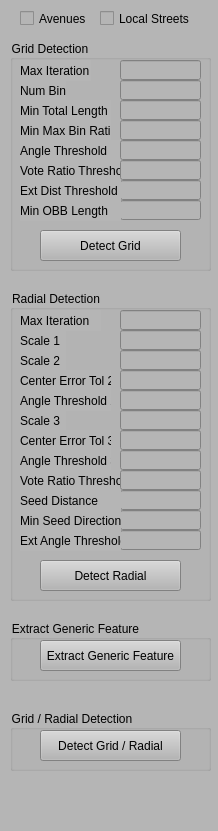
Before: the Qt Designer form RoadFeatureExplorer/ControlWidget.ui in gnishida/RoadFeatureExplorer, drawn with Qt 5.
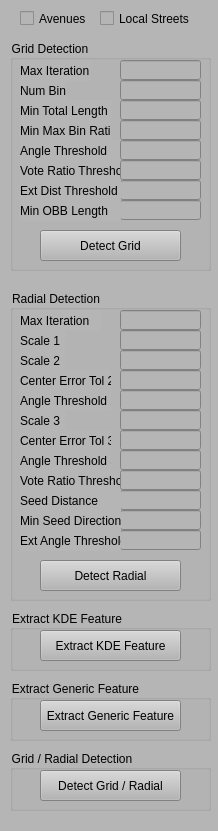
After: the same form once the commit is applied.

What changed in the file:
```diff
--- a/RoadFeatureExplorer/ControlWidget.ui
+++ b/RoadFeatureExplorer/ControlWidget.ui
@@ -608,7 +608,7 @@
     <property name="geometry">
      <rect>
       <x>10</x>
-      <y>710</y>
+      <y>750</y>
       <width>201</width>
       <height>61</height>
      </rect>
@@ -660,7 +660,7 @@
     <property name="geometry">
      <rect>
       <x>10</x>
-      <y>620</y>
+      <y>680</y>
       <width>201</width>
       <height>61</height>
      </rect>
@@ -682,6 +682,32 @@
      </property>
     </widget>
    </widget>
+   <widget class="QGroupBox" name="groupBox_9">
+    <property name="geometry">
+     <rect>
+      <x>10</x>
+      <y>610</y>
+      <width>201</width>
+      <height>61</height>
+     </rect>
+    </property>
+    <property name="title">
+     <string>Extract KDE Feature</string>
+    </property>
+    <widget class="QPushButton" name="pushButtonExtractKDEFeature">
+     <property name="geometry">
+      <rect>
+       <x>30</x>
+       <y>20</y>
+       <width>141</width>
+       <height>31</height>
+      </rect>
+     </property>
+     <property name="text">
+      <string>Extract KDE Feature</string>
+     </property>
+    </widget>
+   </widget>
   </widget>
  </widget>
  <resources/>
```
